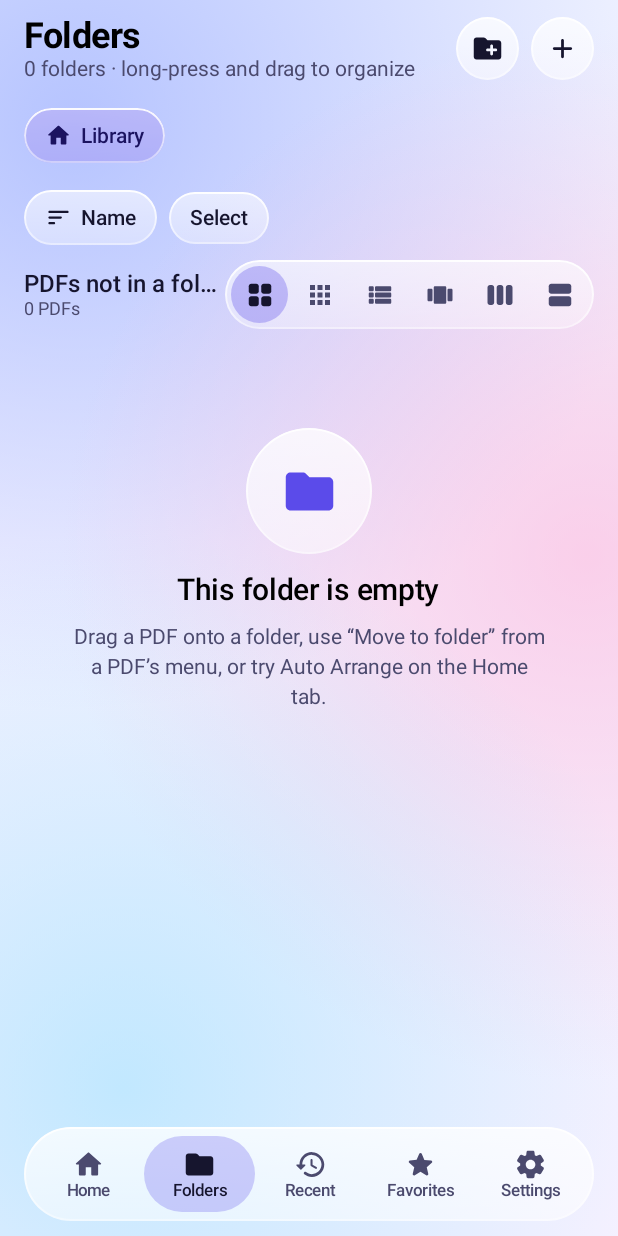
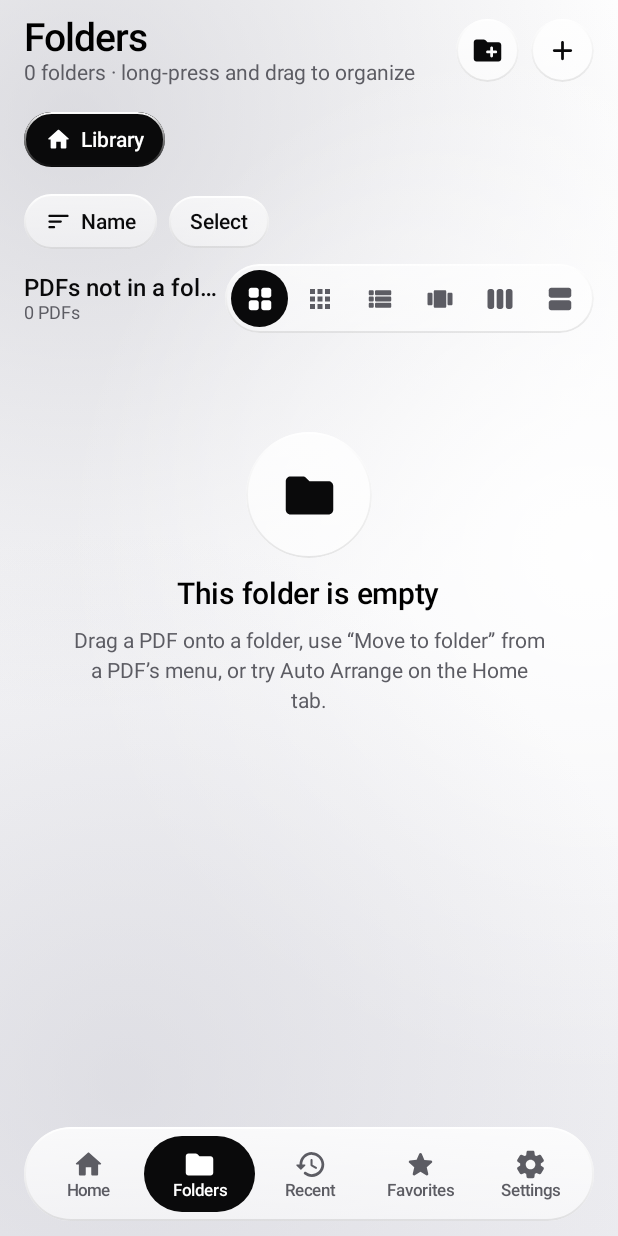
Before and after one commit to harsh96483517-code/Private-pdf, an Android app built with Jetpack Compose: the screen it shows after launch (MainActivity), after a tap on "Folders", on a phone screen of 412 x 824 dp. Run offline under Robolectric (Android 15) with nearby library versions, the phone set to English and light mode, and no system bars; our stand-ins replace Room's generated code; libraries missing offline, so code that uses them is left out: com.tom_roush.pdfbox; pictures from the network do not load; 1 statement that could not run was skipped.

Commit message:
GlassPDF 1.0.1 update: black & white glass design, new logo and launcher icons

```diff
--- a/app/src/main/java/com/glasspdf/app/ui/AppNav.kt
+++ b/app/src/main/java/com/glasspdf/app/ui/AppNav.kt
@@ -2,7 +2,9 @@ package com.glasspdf.app.ui
 
 import android.widget.Toast
 import androidx.compose.animation.AnimatedVisibility
+import androidx.compose.animation.animateColorAsState
 import androidx.compose.animation.core.tween
+import androidx.compose.animation.scaleIn
 import androidx.compose.animation.fadeIn
 import androidx.compose.animation.fadeOut
 import androidx.compose.animation.slideInVertically
@@ -104,10 +106,10 @@ fun GlassPdfRoot(vm: MainViewModel) {
         NavHost(
             navController = nav,
             startDestination = Routes.HOME,
-            enterTransition = { fadeIn(tween(220)) },
-            exitTransition = { fadeOut(tween(160)) },
-            popEnterTransition = { fadeIn(tween(220)) },
-            popExitTransition = { fadeOut(tween(160)) }
+            enterTransition = { fadeIn(tween(280)) + scaleIn(tween(280), initialScale = 0.97f) },
+            exitTransition = { fadeOut(tween(180)) },
+            popEnterTransition = { fadeIn(tween(280)) + scaleIn(tween(280), initialScale = 0.97f) },
+            popExitTransition = { fadeOut(tween(180)) }
         ) {
             composable(Routes.HOME) {
                 HomeScreen(
@@ -173,25 +175,22 @@ private fun GlassNavBar(current: String?, onSelect: (String) -> Unit) {
     ) {
         Tabs.forEach { t ->
             val selected = current == t.route
+            val pillColor by animateColorAsState(if (selected) primary else Color.Transparent, tween(260), label = "tabBg")
+            val contentColor by animateColorAsState(
+                if (selected) MaterialTheme.colorScheme.onPrimary else MaterialTheme.colorScheme.onSurfaceVariant,
+                tween(260), label = "tabFg"
+            )
             Column(
                 Modifier
                     .weight(1f)
                     .clip(PillShape)
-                    .background(if (selected) primary.copy(alpha = 0.26f) else Color.Transparent)
+                    .background(pillColor)
                     .clickable { onSelect(t.route) }
                     .padding(vertical = 8.dp),
                 horizontalAlignment = Alignment.CenterHorizontally
             ) {
-                Icon(
-                    t.icon, t.label,
-                    tint = if (selected) MaterialTheme.colorScheme.onSurface else MaterialTheme.colorScheme.onSurfaceVariant,
-                    modifier = Modifier.size(22.dp)
-                )
-                Text(
-                    t.label,
-                    style = MaterialTheme.typography.labelSmall,
-                    color = if (selected) MaterialTheme.colorScheme.onSurface else MaterialTheme.colorScheme.onSurfaceVariant
-                )
+                Icon(t.icon, t.label, tint = contentColor, modifier = Modifier.size(22.dp))
+                Text(t.label, style = MaterialTheme.typography.labelSmall, color = contentColor)
             }
         }
     }
--- a/app/src/main/java/com/glasspdf/app/ui/components/Controls.kt
+++ b/app/src/main/java/com/glasspdf/app/ui/components/Controls.kt
@@ -83,13 +83,13 @@ fun LayoutSelector(current: LayoutMode, onSelect: (LayoutMode) -> Unit, modifier
                 Modifier
                     .size(38.dp)
                     .clip(CircleShape)
-                    .background(if (sel) primary.copy(alpha = 0.32f) else Color.Transparent)
+                    .background(if (sel) primary else Color.Transparent)
                     .clickable { onSelect(m) },
                 contentAlignment = Alignment.Center
             ) {
                 Icon(
                     layoutIcon(m), m.label,
-                    tint = if (sel) MaterialTheme.colorScheme.onSurface else MaterialTheme.colorScheme.onSurfaceVariant,
+                    tint = if (sel) MaterialTheme.colorScheme.onPrimary else MaterialTheme.colorScheme.onSurfaceVariant,
                     modifier = Modifier.size(20.dp)
                 )
             }
--- a/app/src/main/java/com/glasspdf/app/ui/components/FolderItems.kt
+++ b/app/src/main/java/com/glasspdf/app/ui/components/FolderItems.kt
@@ -57,6 +57,7 @@ import androidx.compose.foundation.clickable
 import com.glasspdf.app.data.FolderEntity
 import com.glasspdf.app.data.PdfEntity
 import com.glasspdf.app.domain.FolderTree
+import com.glasspdf.app.ui.theme.appear
 import com.glasspdf.app.ui.theme.bouncyClick
 import com.glasspdf.app.ui.theme.glass
 import com.glasspdf.app.ui.vm.MainViewModel
@@ -85,7 +86,7 @@ fun FolderCard(
 ) {
     val primary = MaterialTheme.colorScheme.primary
     var menuOpen by remember { mutableStateOf(false) }
-    Column(modifier) {
+    Column(modifier.appear()) {
         Box(
             Modifier
                 .fillMaxWidth()
--- /dev/null
+++ b/app/src/main/java/com/glasspdf/app/ui/components/Logo.kt
@@ -0,0 +1,64 @@
+package com.glasspdf.app.ui.components
+
+import androidx.compose.foundation.Canvas
+import androidx.compose.foundation.layout.size
+import androidx.compose.runtime.Composable
+import androidx.compose.ui.Modifier
+import androidx.compose.ui.geometry.CornerRadius
+import androidx.compose.ui.geometry.Offset
+import androidx.compose.ui.geometry.Size
+import androidx.compose.ui.graphics.Brush
+import androidx.compose.ui.graphics.Color
+import androidx.compose.ui.graphics.Path
+import androidx.compose.ui.graphics.StrokeJoin
+import androidx.compose.ui.graphics.drawscope.Stroke
+import androidx.compose.ui.graphics.drawscope.scale
+import androidx.compose.ui.unit.Dp
+import androidx.compose.ui.unit.dp
+
+/**
+ * GlassPDF mark: a white page with a folded corner and a frosted glass pane layered over it.
+ * Same artwork as the launcher icon (108 x 108 design grid).
+ */
+@Composable
+fun AppLogo(size: Dp = 44.dp, modifier: Modifier = Modifier) {
+    Canvas(modifier.size(size)) {
+        val s = this.size.minDimension / 108f
+        // tile
+        drawRoundRect(
+            brush = Brush.verticalGradient(listOf(Color(0xFF2A2A2F), Color(0xFF050506))),
+            size = this.size,
+            cornerRadius = CornerRadius(this.size.minDimension * 0.28f)
+        )
+        scale(s, s, pivot = Offset.Zero) {
+            // page with cut corner (rounded via stroke join)
+            val page = Path().apply {
+                moveTo(35f, 31f)
+                lineTo(59f, 31f)
+                lineTo(71f, 43f)
+                lineTo(71f, 75f)
+                lineTo(35f, 75f)
+                close()
+            }
+            drawPath(page, Color.White)
+            drawPath(page, Color.White, style = Stroke(width = 6f, join = StrokeJoin.Round))
+            // fold
+            val fold = Path().apply {
+                moveTo(59f, 31f)
+                lineTo(71f, 43f)
+                lineTo(59f, 43f)
+                close()
+            }
+            drawPath(fold, Color(0xFFBDBDC4))
+            // text lines
+            drawRoundRect(Color(0xFF0A0A0B), Offset(41f, 45f), Size(14f, 3f), CornerRadius(1.5f))
+            drawRoundRect(Color(0xFF0A0A0B), Offset(41f, 52f), Size(22f, 3f), CornerRadius(1.5f))
+            // glass pane
+            drawRoundRect(Color.White.copy(alpha = 0.22f), Offset(28f, 56f), Size(30f, 30f), CornerRadius(6f))
+            drawRoundRect(
+                Color.White.copy(alpha = 0.70f), Offset(28f, 56f), Size(30f, 30f), CornerRadius(6f),
+                style = Stroke(width = 1.6f)
+            )
+        }
+    }
+}
--- a/app/src/main/java/com/glasspdf/app/ui/components/PdfItems.kt
+++ b/app/src/main/java/com/glasspdf/app/ui/components/PdfItems.kt
@@ -50,6 +50,7 @@ import com.glasspdf.app.data.LayoutMode
 import com.glasspdf.app.data.PdfEntity
 import com.glasspdf.app.data.title
 import com.glasspdf.app.ui.theme.SectionHeader
+import com.glasspdf.app.ui.theme.appear
 import com.glasspdf.app.ui.theme.bouncyClick
 import com.glasspdf.app.ui.theme.glass
 import com.glasspdf.app.util.formatSize
@@ -121,7 +122,7 @@ private fun PdfUi.longClickFor(pdf: PdfEntity): (() -> Unit)? =
 
 @Composable
 fun PdfGridItem(pdf: PdfEntity, ui: PdfUi, modifier: Modifier = Modifier) {
-    Column(modifier.then(ui.extra(pdf))) {
+    Column(modifier.appear().then(ui.extra(pdf))) {
         PdfCover(
             pdf, ui.settings,
             Modifier
@@ -150,6 +151,7 @@ fun PdfGridItem(pdf: PdfEntity, ui: PdfUi, modifier: Modifier = Modifier) {
 fun PdfListItem(pdf: PdfEntity, ui: PdfUi, modifier: Modifier = Modifier) {
     Row(
         modifier
+            .appear()
             .then(ui.extra(pdf))
             .fillMaxWidth()
             .glass(RoundedCornerShape(22.dp))
@@ -175,7 +177,7 @@ fun PdfListItem(pdf: PdfEntity, ui: PdfUi, modifier: Modifier = Modifier) {
 @Composable
 fun PdfLargeItem(pdf: PdfEntity, ui: PdfUi, modifier: Modifier = Modifier) {
     Column(
-        modifier.then(ui.extra(pdf)).fillMaxWidth(),
+        modifier.appear().then(ui.extra(pdf)).fillMaxWidth(),
         horizontalAlignment = Alignment.CenterHorizontally
     ) {
         PdfCover(
--- a/app/src/main/java/com/glasspdf/app/ui/screens/HomeScreen.kt
+++ b/app/src/main/java/com/glasspdf/app/ui/screens/HomeScreen.kt
@@ -50,6 +50,7 @@ import com.glasspdf.app.domain.filterPdfs
 import com.glasspdf.app.domain.recentPdfs
 import com.glasspdf.app.domain.sortPdfs
 import com.glasspdf.app.ui.components.AddPdfMenu
+import com.glasspdf.app.ui.components.AppLogo
 import com.glasspdf.app.ui.components.DateFilterMenu
 import com.glasspdf.app.ui.components.FilterChips
 import com.glasspdf.app.ui.components.GRID_COLUMNS
@@ -151,10 +152,7 @@ fun HomeScreen(
                     )
                 } else {
                     Row(verticalAlignment = Alignment.CenterVertically, horizontalArrangement = Arrangement.spacedBy(10.dp)) {
-                        Box(
-                            Modifier.size(42.dp).glass(androidx.compose.foundation.shape.CircleShape, strong = true),
-                            contentAlignment = Alignment.Center
-                        ) { Icon(Icons.Rounded.PictureAsPdf, null, tint = MaterialTheme.colorScheme.primary, modifier = Modifier.size(22.dp)) }
+                        AppLogo(42.dp)
                         Text("GlassPDF", style = MaterialTheme.typography.titleLarge, modifier = Modifier.weight(1f))
                         GlassIconButton(Icons.Rounded.Search, "Search", onClick = onSearch)
                         AddPdfMenu(vm)
--- a/app/src/main/java/com/glasspdf/app/ui/theme/Glass.kt
+++ b/app/src/main/java/com/glasspdf/app/ui/theme/Glass.kt
@@ -1,6 +1,8 @@
 package com.glasspdf.app.ui.theme
 
+import androidx.compose.animation.core.FastOutSlowInEasing
 import androidx.compose.animation.core.Spring
+import androidx.compose.animation.core.tween
 import androidx.compose.animation.core.animateFloatAsState
 import androidx.compose.animation.core.spring
 import androidx.compose.foundation.BorderStroke
@@ -26,8 +28,11 @@ import androidx.compose.material3.MaterialTheme
 import androidx.compose.material3.Switch
 import androidx.compose.material3.Text
 import androidx.compose.runtime.Composable
+import androidx.compose.runtime.LaunchedEffect
 import androidx.compose.runtime.getValue
+import androidx.compose.runtime.mutableStateOf
 import androidx.compose.runtime.remember
+import androidx.compose.runtime.setValue
 import androidx.compose.ui.Alignment
 import androidx.compose.ui.Modifier
 import androidx.compose.ui.composed
@@ -51,10 +56,10 @@ val CardShape = RoundedCornerShape(28.dp)
 @Composable
 fun GlassBackground(modifier: Modifier = Modifier, content: @Composable BoxScope.() -> Unit) {
     val dark = LocalIsDark.current
-    val base = if (dark) listOf(Color(0xFF0A0B18), Color(0xFF14153A)) else listOf(Color(0xFFEFF2FF), Color(0xFFF8F1FF))
-    val c1 = if (dark) Color(0xFF7C5CFF).copy(alpha = 0.42f) else Color(0xFF9DB0FF).copy(alpha = 0.70f)
-    val c2 = if (dark) Color(0xFF2D9CFF).copy(alpha = 0.28f) else Color(0xFFFFB8DC).copy(alpha = 0.60f)
-    val c3 = if (dark) Color(0xFFFF5CA8).copy(alpha = 0.20f) else Color(0xFF9EE2FF).copy(alpha = 0.60f)
+    val base = if (dark) listOf(Color(0xFF000000), Color(0xFF0C0C0F)) else listOf(Color(0xFFFFFFFF), Color(0xFFECECF0))
+    val c1 = if (dark) Color.White.copy(alpha = 0.11f) else Color(0xFFB9B9C2).copy(alpha = 0.50f)
+    val c2 = if (dark) Color(0xFF8C8C96).copy(alpha = 0.13f) else Color.White.copy(alpha = 0.95f)
+    val c3 = if (dark) Color.White.copy(alpha = 0.07f) else Color(0xFFCACAD2).copy(alpha = 0.45f)
     Box(
         modifier
             .fillMaxSize()
@@ -82,10 +87,10 @@ fun GlassBackground(modifier: Modifier = Modifier, content: @Composable BoxScope
 @Composable
 fun Modifier.glass(shape: Shape = CardShape, strong: Boolean = false): Modifier {
     val dark = LocalIsDark.current
-    val topFill = if (dark) Color.White.copy(alpha = if (strong) 0.20f else 0.13f) else Color.White.copy(alpha = if (strong) 0.78f else 0.58f)
-    val bottomFill = if (dark) Color.White.copy(alpha = if (strong) 0.09f else 0.05f) else Color.White.copy(alpha = if (strong) 0.52f else 0.34f)
-    val borderTop = if (dark) Color.White.copy(alpha = 0.42f) else Color.White.copy(alpha = 0.95f)
-    val borderBottom = if (dark) Color.White.copy(alpha = 0.07f) else Color.White.copy(alpha = 0.40f)
+    val topFill = if (dark) Color.White.copy(alpha = if (strong) 0.17f else 0.10f) else Color.White.copy(alpha = if (strong) 0.82f else 0.66f)
+    val bottomFill = if (dark) Color.White.copy(alpha = if (strong) 0.07f else 0.04f) else Color.White.copy(alpha = if (strong) 0.58f else 0.42f)
+    val borderTop = if (dark) Color.White.copy(alpha = 0.34f) else Color.White.copy(alpha = 1f)
+    val borderBottom = if (dark) Color.White.copy(alpha = 0.05f) else Color.Black.copy(alpha = 0.09f)
     return this
         .clip(shape)
         .background(Brush.verticalGradient(listOf(topFill, bottomFill)))
@@ -139,7 +144,8 @@ fun GlassIconButton(
     tint: Color = MaterialTheme.colorScheme.onSurface,
     selected: Boolean = false
 ) {
-    val bg = if (selected) Modifier.background(MaterialTheme.colorScheme.primary.copy(alpha = 0.28f), CircleShape) else Modifier
+    val bg = if (selected) Modifier.background(MaterialTheme.colorScheme.primary, CircleShape) else Modifier
+    val iconTint = if (selected) MaterialTheme.colorScheme.onPrimary else tint
     Box(
         modifier
             .size(size)
@@ -148,7 +154,7 @@ fun GlassIconButton(
             .bouncyClick(onClick = onClick),
         contentAlignment = Alignment.Center
     ) {
-        Icon(icon, contentDescription, tint = tint, modifier = Modifier.size(size * 0.52f))
+        Icon(icon, contentDescription, tint = iconTint, modifier = Modifier.size(size * 0.52f))
     }
 }
 
@@ -162,11 +168,11 @@ fun GlassPill(
     onLongClick: (() -> Unit)? = null
 ) {
     val primary = MaterialTheme.colorScheme.primary
-    val content = if (selected) MaterialTheme.colorScheme.onPrimaryContainer else MaterialTheme.colorScheme.onSurface
+    val content = if (selected) MaterialTheme.colorScheme.onPrimary else MaterialTheme.colorScheme.onSurface
     Row(
         modifier
             .glass(PillShape)
-            .then(if (selected) Modifier.background(primary.copy(alpha = 0.30f)) else Modifier)
+            .then(if (selected) Modifier.background(primary) else Modifier)
             .bouncyClick(onLongClick = onLongClick, onClick = onClick)
             .padding(horizontal = 14.dp, vertical = 9.dp),
         verticalAlignment = Alignment.CenterVertically,
@@ -177,23 +183,38 @@ fun GlassPill(
     }
 }
 
-/** Accent pill (used for the floating Auto Arrange action). */
+/** Primary action pill: white on dark, black on light. */
 @Composable
 fun AccentPill(text: String, icon: ImageVector, onClick: () -> Unit, modifier: Modifier = Modifier) {
-    val a = MaterialTheme.colorScheme.primary
-    val b = MaterialTheme.colorScheme.secondary
+    val bg = MaterialTheme.colorScheme.primary
+    val fg = MaterialTheme.colorScheme.onPrimary
     Row(
         modifier
             .clip(PillShape)
-            .background(Brush.horizontalGradient(listOf(a, b)))
-            .border(1.dp, Color.White.copy(alpha = 0.45f), PillShape)
+            .background(Brush.verticalGradient(listOf(bg, bg.copy(alpha = 0.90f))))
+            .border(1.dp, fg.copy(alpha = 0.18f), PillShape)
             .bouncyClick(onClick = onClick)
-            .padding(horizontal = 20.dp, vertical = 13.dp),
+            .padding(horizontal = 22.dp, vertical = 14.dp),
         verticalAlignment = Alignment.CenterVertically,
         horizontalArrangement = Arrangement.spacedBy(8.dp)
     ) {
-        Icon(icon, null, tint = Color.White, modifier = Modifier.size(20.dp))
-        Text(text, color = Color.White, style = MaterialTheme.typography.labelLarge.copy(fontWeight = FontWeight.SemiBold))
+        Icon(icon, null, tint = fg, modifier = Modifier.size(20.dp))
+        Text(text, color = fg, style = MaterialTheme.typography.labelLarge.copy(fontWeight = FontWeight.SemiBold))
+    }
+}
+
+/** Soft fade-and-rise when an item first appears. */
+fun Modifier.appear(): Modifier = composed {
+    var shown by remember { mutableStateOf(false) }
+    LaunchedEffect(Unit) { shown = true }
+    val progress by animateFloatAsState(
+        targetValue = if (shown) 1f else 0f,
+        animationSpec = tween(durationMillis = 380, easing = FastOutSlowInEasing),
+        label = "appear"
+    )
+    this.graphicsLayer {
+        alpha = progress
+        translationY = (1f - progress) * 28f
     }
 }
 
--- a/app/src/main/java/com/glasspdf/app/ui/theme/Theme.kt
+++ b/app/src/main/java/com/glasspdf/app/ui/theme/Theme.kt
@@ -19,52 +19,54 @@ import androidx.compose.ui.unit.sp
 val LocalIsDark = staticCompositionLocalOf { true }
 
 private val DarkColors = darkColorScheme(
-    primary = Color(0xFF9D8DFF),
-    onPrimary = Color(0xFF120E3A),
-    primaryContainer = Color(0xFF2E2A6B),
-    onPrimaryContainer = Color(0xFFE6E0FF),
-    secondary = Color(0xFF6CC4FF),
-    onSecondary = Color(0xFF00243A),
-    tertiary = Color(0xFFFF8CC6),
-    background = Color(0xFF0A0B18),
-    onBackground = Color(0xFFEDEBFF),
-    surface = Color(0xFF171934),
-    onSurface = Color(0xFFEDEBFF),
-    surfaceVariant = Color(0xFF24274F),
-    onSurfaceVariant = Color(0xFFB9B7D9),
-    surfaceContainer = Color(0xFF1B1D3C),
-    surfaceContainerHigh = Color(0xFF212446),
-    surfaceContainerHighest = Color(0xFF292C52),
-    outline = Color(0xFF6E6C9A),
-    outlineVariant = Color(0xFF3A3D68),
-    error = Color(0xFFFF8A8A)
+    primary = Color(0xFFFFFFFF),
+    onPrimary = Color(0xFF000000),
+    primaryContainer = Color(0xFF2A2A2D),
+    onPrimaryContainer = Color(0xFFFFFFFF),
+    secondary = Color(0xFFC7C7CC),
+    onSecondary = Color(0xFF000000),
+    tertiary = Color(0xFF8E8E93),
+    background = Color(0xFF000000),
+    onBackground = Color(0xFFF2F2F4),
+    surface = Color(0xFF0E0E10),
+    onSurface = Color(0xFFF2F2F4),
+    surfaceVariant = Color(0xFF1C1C1F),
+    onSurfaceVariant = Color(0xFFA1A1A8),
+    surfaceContainerLow = Color(0xFF101012),
+    surfaceContainer = Color(0xFF141416),
+    surfaceContainerHigh = Color(0xFF1B1B1E),
+    surfaceContainerHighest = Color(0xFF232327),
+    outline = Color(0xFF6E6E74),
+    outlineVariant = Color(0xFF2E2E33),
+    error = Color(0xFFFF6B6B)
 )
 
 private val LightColors = lightColorScheme(
-    primary = Color(0xFF5B4BEA),
-    onPrimary = Color.White,
-    primaryContainer = Color(0xFFE3DFFF),
-    onPrimaryContainer = Color(0xFF1B1360),
-    secondary = Color(0xFF1C8DDB),
-    onSecondary = Color.White,
-    tertiary = Color(0xFFD6408F),
-    background = Color(0xFFEFF2FF),
-    onBackground = Color(0xFF16152E),
-    surface = Color(0xFFF7F6FF),
-    onSurface = Color(0xFF16152E),
-    surfaceVariant = Color(0xFFE4E2F7),
-    onSurfaceVariant = Color(0xFF4B4A6E),
-    surfaceContainer = Color(0xFFF1EFFE),
-    surfaceContainerHigh = Color(0xFFEAE8FC),
-    surfaceContainerHighest = Color(0xFFE3E1F8),
-    outline = Color(0xFF8A88AE),
-    outlineVariant = Color(0xFFC9C7E4),
-    error = Color(0xFFC7324A)
+    primary = Color(0xFF0A0A0B),
+    onPrimary = Color(0xFFFFFFFF),
+    primaryContainer = Color(0xFFE4E4E7),
+    onPrimaryContainer = Color(0xFF0A0A0B),
+    secondary = Color(0xFF3A3A3F),
+    onSecondary = Color(0xFFFFFFFF),
+    tertiary = Color(0xFF6E6E74),
+    background = Color(0xFFF5F5F7),
+    onBackground = Color(0xFF0A0A0B),
+    surface = Color(0xFFFFFFFF),
+    onSurface = Color(0xFF0A0A0B),
+    surfaceVariant = Color(0xFFE9E9EC),
+    onSurfaceVariant = Color(0xFF5C5C63),
+    surfaceContainerLow = Color(0xFFF7F7F9),
+    surfaceContainer = Color(0xFFF1F1F4),
+    surfaceContainerHigh = Color(0xFFEAEAEE),
+    surfaceContainerHighest = Color(0xFFE3E3E8),
+    outline = Color(0xFF8E8E95),
+    outlineVariant = Color(0xFFD2D2D8),
+    error = Color(0xFFC62828)
 )
 
 private val AppTypography = Typography(
-    headlineLarge = TextStyle(fontFamily = FontFamily.SansSerif, fontWeight = FontWeight.Bold, fontSize = 30.sp, lineHeight = 36.sp, letterSpacing = (-0.6).sp),
-    headlineMedium = TextStyle(fontFamily = FontFamily.SansSerif, fontWeight = FontWeight.Bold, fontSize = 24.sp, lineHeight = 30.sp, letterSpacing = (-0.4).sp),
+    headlineLarge = TextStyle(fontFamily = FontFamily.SansSerif, fontWeight = FontWeight.SemiBold, fontSize = 32.sp, lineHeight = 38.sp, letterSpacing = (-0.9).sp),
+    headlineMedium = TextStyle(fontFamily = FontFamily.SansSerif, fontWeight = FontWeight.SemiBold, fontSize = 26.sp, lineHeight = 32.sp, letterSpacing = (-0.6).sp),
     titleLarge = TextStyle(fontFamily = FontFamily.SansSerif, fontWeight = FontWeight.SemiBold, fontSize = 20.sp, lineHeight = 26.sp, letterSpacing = (-0.2).sp),
     titleMedium = TextStyle(fontFamily = FontFamily.SansSerif, fontWeight = FontWeight.SemiBold, fontSize = 16.sp, lineHeight = 22.sp),
     titleSmall = TextStyle(fontFamily = FontFamily.SansSerif, fontWeight = FontWeight.SemiBold, fontSize = 14.sp, lineHeight = 20.sp),
--- a/app/src/main/res/mipmap-anydpi-v26/ic_launcher.xml
+++ b/app/src/main/res/mipmap-anydpi-v26/ic_launcher.xml
@@ -2,4 +2,5 @@
 <adaptive-icon xmlns:android="http://schemas.android.com/apk/res/android">
     <background android:drawable="@drawable/ic_launcher_background" />
     <foreground android:drawable="@drawable/ic_launcher_foreground" />
+    <monochrome android:drawable="@drawable/ic_launcher_monochrome" />
 </adaptive-icon>
--- a/app/src/main/res/mipmap-anydpi-v26/ic_launcher_round.xml
+++ b/app/src/main/res/mipmap-anydpi-v26/ic_launcher_round.xml
@@ -2,4 +2,5 @@
 <adaptive-icon xmlns:android="http://schemas.android.com/apk/res/android">
     <background android:drawable="@drawable/ic_launcher_background" />
     <foreground android:drawable="@drawable/ic_launcher_foreground" />
+    <monochrome android:drawable="@drawable/ic_launcher_monochrome" />
 </adaptive-icon>
--- a/app/src/main/res/values/colors.xml
+++ b/app/src/main/res/values/colors.xml
@@ -1,4 +1,4 @@
 <?xml version="1.0" encoding="utf-8"?>
 <resources>
-    <color name="ic_launcher_background">#1B1740</color>
+    <color name="ic_launcher_background">#0A0A0B</color>
 </resources>
```
Also changed, not shown: app/src/main/java/com/glasspdf/app/ui/components/Covers.kt (+14 -9 lines), app/src/main/java/com/glasspdf/app/ui/screens/ArrangeScreen.kt (+10 -9 lines), app/src/main/res/drawable/ic_launcher_background.xml (+14 -3 lines), app/src/main/res/drawable/ic_launcher_foreground.xml (+17 -6 lines), app/src/main/res/drawable/ic_launcher_monochrome.xml (added, +16 -0 lines), 2 other files.
